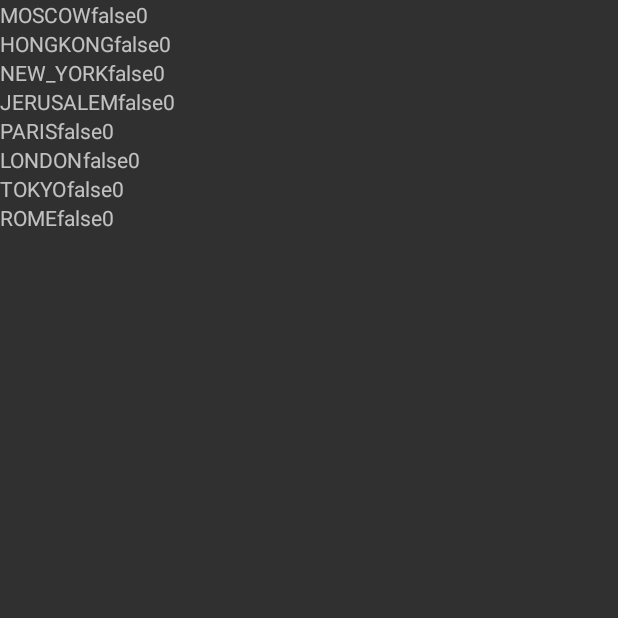
After one commit to gladiatar23/final_project, an Android app: the ScoreActivity screen opened directly, with no data from a screen before it, on a phone screen of 412 x 824 dp, the top half of it. The commit adds this screen. Run offline under Robolectric (Android 15) with nearby library versions, the light colour scheme and no system bars.

Commit message:
Started adding scores screen

```diff
--- a/app/build.gradle
+++ b/app/build.gradle
@@ -30,7 +30,7 @@ dependencies {
     })
     compile 'com.android.support:appcompat-v7:24.2.1'
     compile 'com.android.support.constraint:constraint-layout:1.0.2'
-    compile 'com.google.android.gms:play-services:7.8+'
+    compile 'com.google.android.gms:play-services:7.8.0'
     compile 'com.squareup.picasso:picasso:2.5.2'
     compile 'pl.droidsonroids.gif:android-gif-drawable:1.2.7'
     testCompile 'junit:junit:4.12'
--- a/app/src/main/java/com/gameapps/alex/singlethreadgame/activities/LevelMenuActivity.java
+++ b/app/src/main/java/com/gameapps/alex/singlethreadgame/activities/LevelMenuActivity.java
@@ -138,7 +138,7 @@ public class LevelMenuActivity extends AppCompatActivity implements View.OnClick
         DBLevelHandler db = DBLevelHandler.getInstance(this);
 
         for(GameSession.Level lv : GameSession.Level.values()) {
-            LevelForTable lft = new LevelForTable(lv.id , "" , 0 , 0);
+            LevelForTable lft = new LevelForTable(lv.id , lv.levelName , 0 , 0);
             db.addLevel(lft , false);
         }
     }
--- a/app/src/main/java/com/gameapps/alex/singlethreadgame/activities/MainMenuActivity.java
+++ b/app/src/main/java/com/gameapps/alex/singlethreadgame/activities/MainMenuActivity.java
@@ -51,6 +51,9 @@ public class MainMenuActivity extends AppCompatActivity implements View.OnClickL
             case R.id.vs_friends:
                 startActivity(new Intent(this, FacebookActivity.class));
                 break;
+            case R.id.scoreButton:
+                startActivity(new Intent(this, ScoreActivity.class));
+                break;
             default:
                 break;
         }
--- /dev/null
+++ b/app/src/main/java/com/gameapps/alex/singlethreadgame/activities/ScoreActivity.java
@@ -0,0 +1,61 @@
+package com.gameapps.alex.singlethreadgame.activities;
+
+import android.content.Context;
+import android.support.v7.app.AppCompatActivity;
+import android.os.Bundle;
+import android.util.Log;
+import android.widget.LinearLayout;
+import android.widget.TextView;
+
+import com.gameapps.alex.singlethreadgame.GameSession;
+import com.gameapps.alex.singlethreadgame.R;
+import com.gameapps.alex.singlethreadgame.data_handle.DBLevelHandler;
+import com.gameapps.alex.singlethreadgame.data_handle.LevelForTable;
+
+import java.util.List;
+
+public class ScoreActivity extends AppCompatActivity {
+
+    LinearLayout scoresLayout;
+    @Override
+    protected void onCreate(Bundle savedInstanceState) {
+        super.onCreate(savedInstanceState);
+        setContentView(R.layout.activity_score);
+
+        scoresLayout = (LinearLayout)findViewById(R.id.scoresVertical);
+
+        addAllScoreRows();
+    }
+
+    public void addAllScoreRows() {
+        DBLevelHandler dbLevelHandler = DBLevelHandler.getInstance(this);
+        List<LevelForTable> allLevels = dbLevelHandler.getAllLevels();
+
+        for (LevelForTable lft : allLevels) {
+            ScoreLevelRow slr = new ScoreLevelRow(this , lft.getLevelName() , lft.getIsWon() , lft.getBestScore());
+            scoresLayout.addView(slr);
+
+            Log.i("levelllll", " " + lft.getLevelName());
+        }
+    }
+
+    public class ScoreLevelRow extends LinearLayout {
+
+        public ScoreLevelRow(Context context, String levelName, boolean isWon, int highScore) {
+            super(context);
+
+            setOrientation(LinearLayout.HORIZONTAL);
+
+            TextView tvLvName = new TextView(context);
+            tvLvName.setText(levelName);
+            TextView tvIsWon = new TextView(context);
+            tvIsWon.setText(String.valueOf(isWon));
+            TextView tvHighScore = new TextView(context);
+            tvHighScore.setText(String.valueOf(highScore));
+
+            this.addView(tvLvName);
+            this.addView(tvIsWon);
+            this.addView(tvHighScore);
+        }
+    }
+}
--- a/app/src/main/java/com/gameapps/alex/singlethreadgame/data_handle/LevelForTable.java
+++ b/app/src/main/java/com/gameapps/alex/singlethreadgame/data_handle/LevelForTable.java
@@ -48,6 +48,10 @@ public class LevelForTable {
         return isWon;
     }
 
+    public boolean getIsWon() {
+        return isWon==0? false : true;
+    }
+
     public void setWon(int won) {
         isWon = won;
     }
--- /dev/null
+++ b/app/src/main/res/layout/activity_score.xml
@@ -0,0 +1,17 @@
+<?xml version="1.0" encoding="utf-8"?>
+<RelativeLayout xmlns:android="http://schemas.android.com/apk/res/android"
+    xmlns:app="http://schemas.android.com/apk/res-auto"
+    xmlns:tools="http://schemas.android.com/tools"
+    android:layout_width="match_parent"
+    android:layout_height="match_parent"
+    tools:context="com.gameapps.alex.singlethreadgame.activities.ScoreActivity">
+
+
+    <LinearLayout
+        android:id="@+id/scoresVertical"
+        android:layout_width="match_parent"
+        android:layout_height="match_parent"
+        android:layout_alignParentStart="true"
+        android:layout_alignParentTop="true"
+        android:orientation="vertical"></LinearLayout>
+</RelativeLayout>
```
Also changed, not shown: app/src/main/AndroidManifest.xml (+3 -6 lines), app/src/main/java/com/gameapps/alex/singlethreadgame/GameSession.java (+13 -10 lines), app/src/main/res/layout/activity_main_menu.xml (+7 -0 lines).
